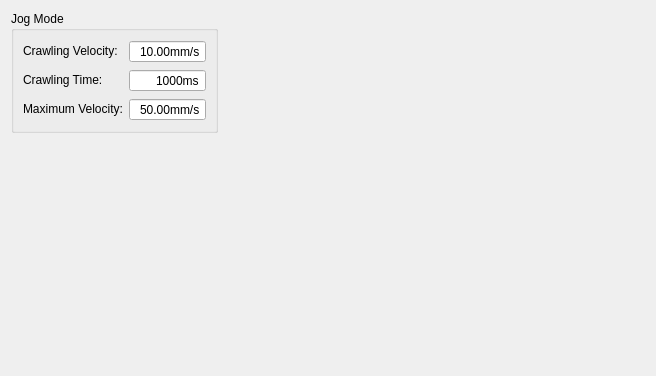
Above: source/wnd/h2jogmode.ui from ww4u/mct-t4 before the change. Below: the same form after it.
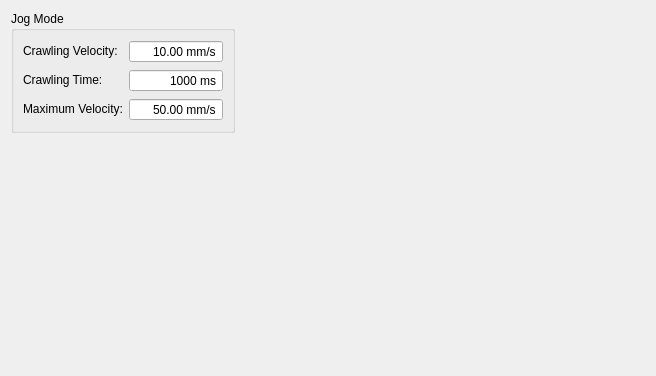
That is the form after the change. Icons and pictures are not drawn.

What changed in the file:
```diff
--- a/source/wnd/h2jogmode.ui
+++ b/source/wnd/h2jogmode.ui
@@ -29,13 +29,13 @@
          <enum>QAbstractSpinBox::NoButtons</enum>
         </property>
         <property name="suffix">
-         <string>mm/s</string>
+         <string> mm/s</string>
         </property>
         <property name="minimum">
          <double>0.100000000000000</double>
         </property>
         <property name="maximum">
-         <double>500.000000000000000</double>
+         <double>10000.000000000000000</double>
         </property>
         <property name="value">
          <double>10.000000000000000</double>
@@ -77,13 +77,13 @@
          <enum>QAbstractSpinBox::NoButtons</enum>
         </property>
         <property name="suffix">
-         <string>ms</string>
+         <string> ms</string>
         </property>
         <property name="decimals">
          <number>0</number>
         </property>
         <property name="maximum">
-         <double>65535.000000000000000</double>
+         <double>10000.000000000000000</double>
         </property>
         <property name="value">
          <double>1000.000000000000000</double>
@@ -99,13 +99,13 @@
          <enum>QAbstractSpinBox::NoButtons</enum>
         </property>
         <property name="suffix">
-         <string>mm/s</string>
+         <string> mm/s</string>
         </property>
         <property name="minimum">
          <double>0.100000000000000</double>
         </property>
         <property name="maximum">
-         <double>500.000000000000000</double>
+         <double>10000.000000000000000</double>
         </property>
         <property name="value">
          <double>50.000000000000000</double>
```
